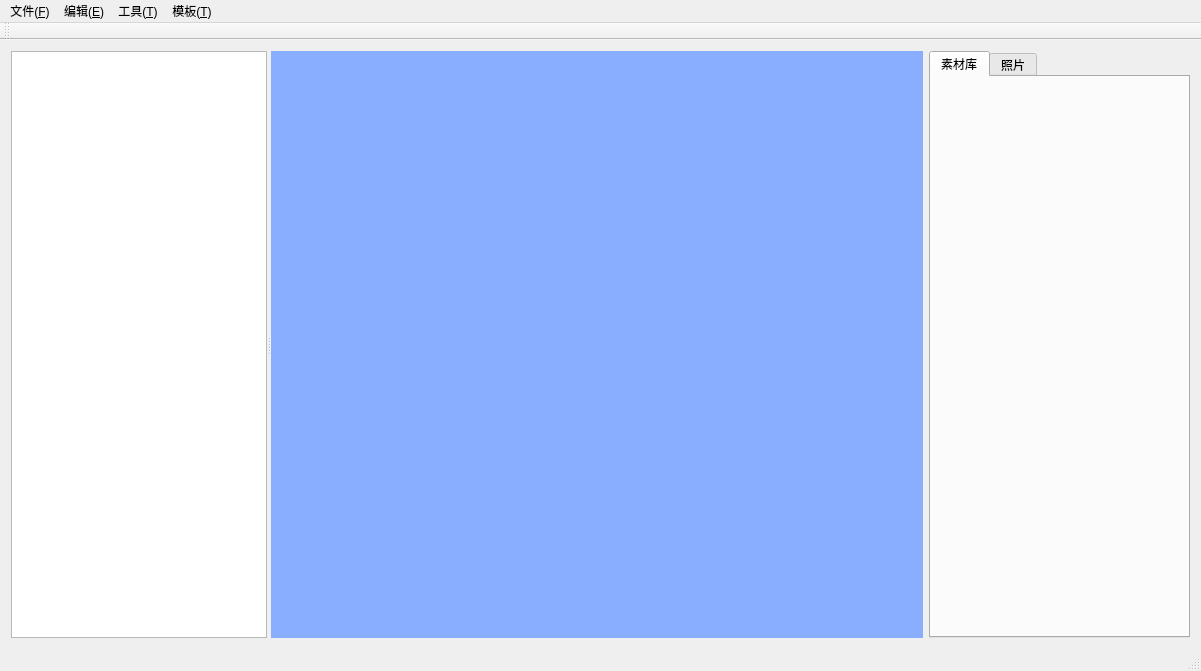
slug404/Photo, file MainWindow.ui: the form before one commit.
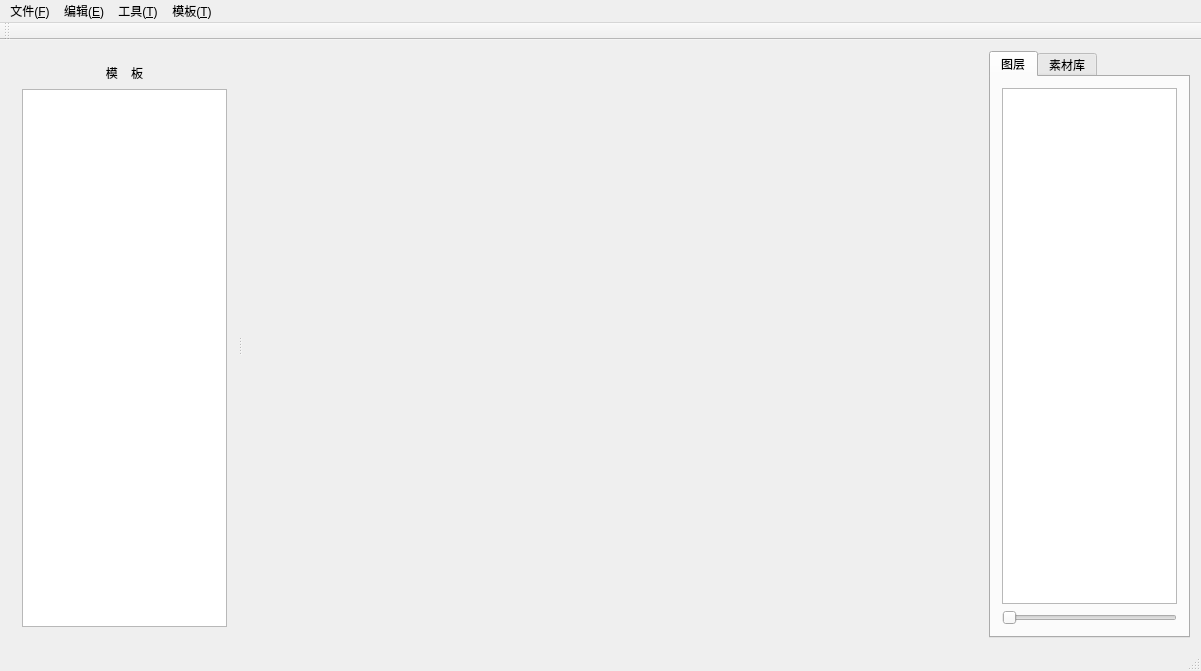
The form after the commit. Custom widgets are drawn as their Qt base class.

```diff
--- a/MainWindow.ui
+++ b/MainWindow.ui
@@ -14,29 +14,78 @@
    <string>MainWindow</string>
   </property>
   <widget class="QWidget" name="centralWidget">
-   <layout class="QGridLayout" name="gridLayout">
+   <layout class="QGridLayout" name="gridLayout_3">
     <item row="0" column="0">
      <widget class="QSplitter" name="splitter">
       <property name="orientation">
        <enum>Qt::Horizontal</enum>
       </property>
-      <widget class="ListWidget" name="listWidgetTemplate">
+      <widget class="QWidget" name="widget" native="true">
        <property name="minimumSize">
         <size>
-         <width>206</width>
+         <width>201</width>
          <height>0</height>
         </size>
        </property>
        <property name="maximumSize">
         <size>
-         <width>256</width>
+         <width>261</width>
          <height>16777215</height>
         </size>
        </property>
+       <layout class="QGridLayout" name="gridLayout_2">
+        <item row="0" column="0">
+         <widget class="QLabel" name="label">
+          <property name="minimumSize">
+           <size>
+            <width>181</width>
+            <height>21</height>
+           </size>
+          </property>
+          <property name="maximumSize">
+           <size>
+            <width>261</width>
+            <height>21</height>
+           </size>
+          </property>
+          <property name="styleSheet">
+           <string notr="true">font: 11pt &quot;Microsoft YaHei UI&quot;;</string>
+          </property>
+          <property name="text">
+           <string>模    板</string>
+          </property>
+          <property name="alignment">
+           <set>Qt::AlignCenter</set>
+          </property>
+         </widget>
+        </item>
+        <item row="1" column="0">
+         <widget class="ListWidget" name="listWidgetTemplate">
+          <property name="minimumSize">
+           <size>
+            <width>181</width>
+            <height>0</height>
+           </size>
+          </property>
+          <property name="maximumSize">
+           <size>
+            <width>261</width>
+            <height>16777215</height>
+           </size>
+          </property>
+         </widget>
+        </item>
+       </layout>
       </widget>
-      <widget class="WidgetShowScene" name="widgetMiddle" native="true">
+      <widget class="WidgetShowScene" name="widgetShowScene" native="true">
+       <property name="minimumSize">
+        <size>
+         <width>741</width>
+         <height>0</height>
+        </size>
+       </property>
        <property name="styleSheet">
-        <string notr="true">background-color: rgb(137, 173, 255);</string>
+        <string notr="true"/>
        </property>
       </widget>
      </widget>
@@ -51,22 +100,45 @@
       </property>
       <property name="maximumSize">
        <size>
-        <width>261</width>
+        <width>201</width>
         <height>16777215</height>
        </size>
       </property>
       <property name="currentIndex">
        <number>0</number>
       </property>
+      <widget class="QWidget" name="tabLayer">
+       <attribute name="title">
+        <string>图层</string>
+       </attribute>
+       <layout class="QGridLayout" name="gridLayout">
+        <item row="0" column="0">
+         <widget class="QListWidget" name="listWidgetLayer"/>
+        </item>
+        <item row="1" column="0">
+         <widget class="QSlider" name="horizontalSlider">
+          <property name="orientation">
+           <enum>Qt::Horizontal</enum>
+          </property>
+         </widget>
+        </item>
+       </layout>
+      </widget>
       <widget class="QWidget" name="tabLibrary">
        <attribute name="title">
         <string>素材库</string>
        </attribute>
-      </widget>
-      <widget class="QWidget" name="tabPhoto">
-       <attribute name="title">
-        <string>照片</string>
-       </attribute>
+       <layout class="QGridLayout" name="gridLayout_4">
+        <property name="margin">
+         <number>0</number>
+        </property>
+        <property name="spacing">
+         <number>0</number>
+        </property>
+        <item row="0" column="0">
+         <widget class="QListWidget" name="listWidgetLibrary"/>
+        </item>
+       </layout>
       </widget>
      </widget>
     </item>
```
Left out of the diff: 15 changed lines with no effect on the pictures.
